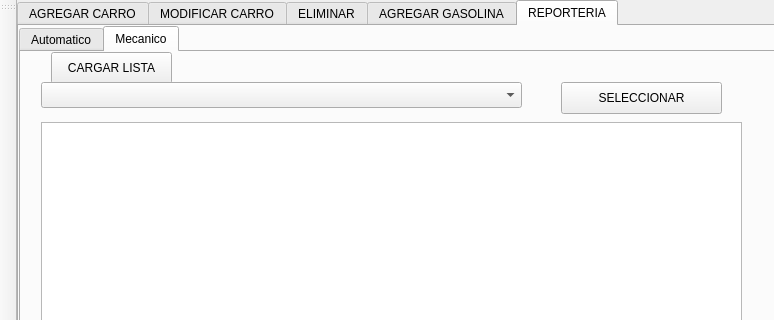
Above: mainwindow.ui from mejampo/Proyecto_Gasolina before the change; both pictures show x 0 to 774 and y 0 to 320 of the 774 by 591 pixel window. Below: the same form after it.
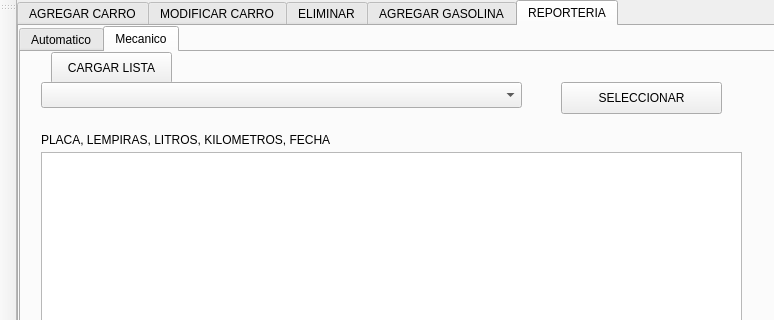
That is the form after the change. The open tabs and pages were chosen to show the change.

The edit to the form file:
```diff
--- a/mainwindow.ui
+++ b/mainwindow.ui
@@ -1276,9 +1276,9 @@
         <property name="geometry">
          <rect>
           <x>20</x>
-          <y>70</y>
+          <y>100</y>
           <width>701</width>
-          <height>311</height>
+          <height>281</height>
          </rect>
         </property>
         <property name="readOnly">
@@ -1295,6 +1295,19 @@
          </rect>
         </property>
        </widget>
+       <widget class="QLabel" name="label_5">
+        <property name="geometry">
+         <rect>
+          <x>20</x>
+          <y>80</y>
+          <width>351</width>
+          <height>16</height>
+         </rect>
+        </property>
+        <property name="text">
+         <string>PLACA, LEMPIRAS, LITROS, KILOMETROS, FECHA</string>
+        </property>
+       </widget>
       </widget>
      </widget>
     </widget>
```
Left out of the diff: 19 changed lines with no effect on the pictures.
